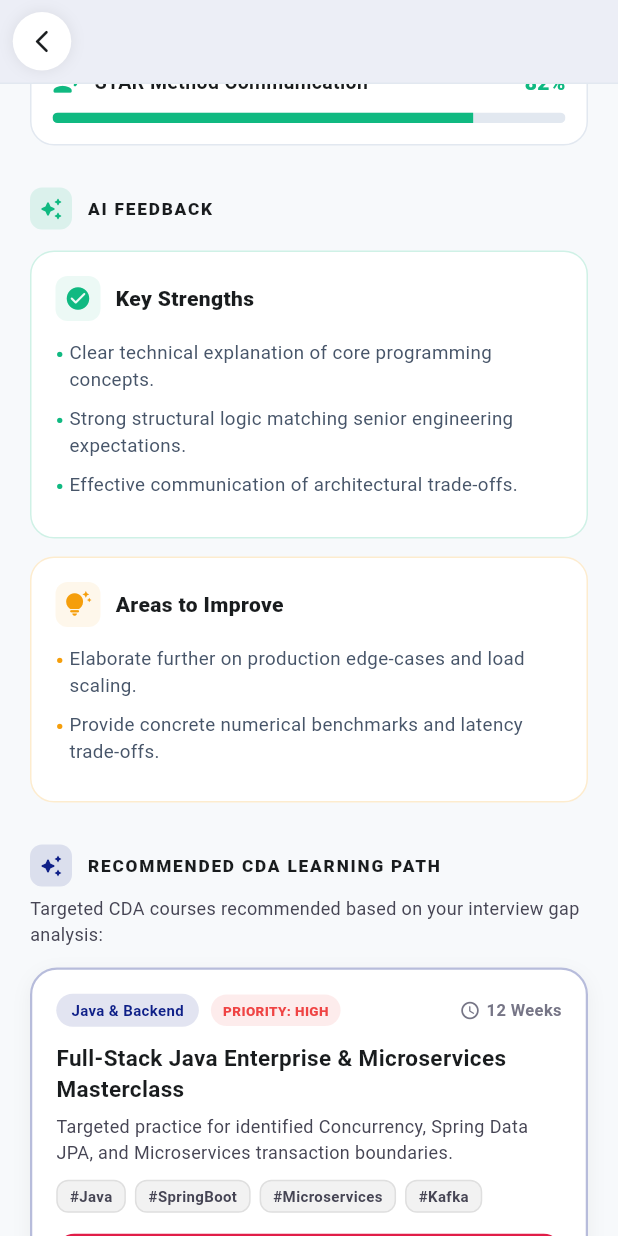
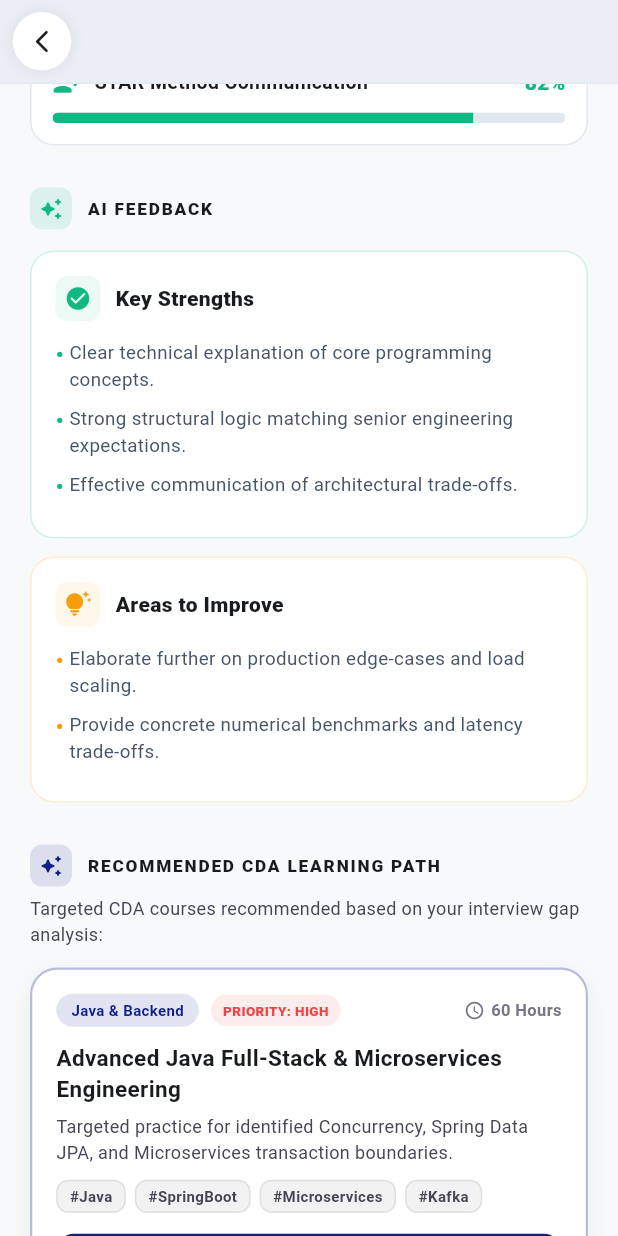
Before and after one commit to Unmesh-12634/CDA_Mobile, a Flutter app: the InterviewAnalysisScreen screen opened directly with empty values, scrolled down 576 dp, on a phone screen of 412 x 824 dp. Run offline on Flutter 3.47's test engine with Material 3 defaults, Android fonts, the phone set to English and light mode, and no system bars; our stand-ins replace audioplayers, dio, file_picker, flutter_local_notifications, flutter_riverpod, flutter_secure_storage and 12 more; accounts and stored records are empty; network calls fail.

Commit message:
feat(interview): implement genuine rubric evaluation, cda_courses database catalog and personalized course recommendations (v2.1.0)

```diff
--- a/frontend/lib/features/interview/presentation/screens/interview_analysis_screen.dart
+++ b/frontend/lib/features/interview/presentation/screens/interview_analysis_screen.dart
@@ -273,25 +273,25 @@ class _InterviewAnalysisScreenState extends ConsumerState<InterviewAnalysisScree
                   ),
                   const SizedBox(height: 14),
 
-                  ...((data['cda_learning_recommendations'] as List?) ?? [
+                  ...((data['recommended_courses'] as List?) ?? (data['cda_learning_recommendations'] as List?) ?? [
                     {
-                      'course_id': 'c0000000-0000-0000-0000-000000000001',
-                      'title': 'Full-Stack Java Enterprise & Microservices Masterclass',
+                      'course_id': 'c001',
+                      'title': 'Advanced Java Full-Stack & Microservices Engineering',
                       'category': 'Java & Backend',
                       'reason': 'Targeted practice for identified Concurrency, Spring Data JPA, and Microservices transaction boundaries.',
                       'priority': 'HIGH',
-                      'cda_learning_url': 'https://www.youtube.com/watch?v=Uf6PXnagtsg',
-                      'estimated_duration': '12 Weeks',
+                      'cda_learning_url': 'https://cranesvarsity.com/courses/advanced-java-fullstack',
+                      'estimated_duration': '60 Hours',
                       'tags': ['#Java', '#SpringBoot', '#Microservices', '#Kafka'],
                     },
                     {
-                      'course_id': 'c0000000-0000-0000-0000-000000000002',
-                      'title': 'System Design: Microservices, Distributed Caching & Sharding',
+                      'course_id': 'c003',
+                      'title': 'Distributed Systems & High-Concurrency Backend Masterclass',
                       'category': 'System Design',
-                      'reason': 'Production readiness optimization for distributed systems and horizontal scaling.',
+                      'reason': 'Production readiness optimization for distributed systems, Redis caching, and horizontal scaling.',
                       'priority': 'HIGH',
-                      'cda_learning_url': 'https://www.youtube.com/watch?v=Uf6PXnagtsg',
-                      'estimated_duration': '8 Weeks',
+                      'cda_learning_url': 'https://cranesvarsity.com/courses/distributed-systems-masterclass',
+                      'estimated_duration': '50 Hours',
                       'tags': ['#SystemDesign', '#DistributedSystems', '#Redis', '#AWS'],
                     },
                   ]).map((rec) {
@@ -300,9 +300,12 @@ class _InterviewAnalysisScreenState extends ConsumerState<InterviewAnalysisScree
                     final category = (recMap['category'] as String?) ?? 'Engineering';
                     final reason = (recMap['reason'] as String?) ?? 'Fills technical gap identified during interview.';
                     final priority = (recMap['priority'] as String?) ?? 'HIGH';
-                    final url = (recMap['cda_learning_url'] as String?) ?? 'https://www.youtube.com/watch?v=Uf6PXnagtsg';
-                    final duration = (recMap['estimated_duration'] as String?) ?? '12 Weeks';
-                    final List<String> tags = (recMap['tags'] as List?)?.map((t) => t.toString()).toList() ?? ['#CDA', '#TechMastery'];
+                    final url = (recMap['cda_learning_url'] as String?) ?? (recMap['course_url'] as String?) ?? 'https://cranesvarsity.com';
+                    final duration = (recMap['estimated_duration'] as String?) ?? '${recMap['duration_hours'] ?? 40} Hours';
+                    final List<String> tags = (recMap['tags'] as List?)?.map((t) => t.toString()).toList() ??
+                        ((recMap['skills_covered'] as List?)?.map((s) => '#$s').toList() ?? ['#CDA', '#TechMastery']);
+
+                    final isYouTube = url.contains('youtube.com') || url.contains('youtu.be');
 
                     return Container(
                       margin: const EdgeInsets.only(bottom: 12),
@@ -401,16 +404,16 @@ class _InterviewAnalysisScreenState extends ConsumerState<InterviewAnalysisScree
                             width: double.infinity,
                             child: ElevatedButton.icon(
                               style: ElevatedButton.styleFrom(
-                                backgroundColor: const Color(0xFFE11D48),
+                                backgroundColor: isYouTube ? const Color(0xFFE11D48) : AppColors.primary,
                                 foregroundColor: Colors.white,
                                 padding: const EdgeInsets.symmetric(vertical: 12),
                                 shape: RoundedRectangleBorder(borderRadius: BorderRadius.circular(12)),
                                 elevation: 0,
                               ),
-                              icon: const Icon(Icons.play_circle_filled_rounded, size: 18),
-                              label: const Text(
-                                'WATCH MASTERCLASS ON YOUTUBE',
-                                style: TextStyle(fontSize: 12, fontWeight: FontWeight.bold, letterSpacing: 0.5),
+                              icon: Icon(isYouTube ? Icons.play_circle_filled_rounded : Icons.school_rounded, size: 18),
+                              label: Text(
+                                isYouTube ? 'WATCH MASTERCLASS ON YOUTUBE' : 'EXPLORE CDA COURSE & SYLLABUS',
+                                style: const TextStyle(fontSize: 12, fontWeight: FontWeight.bold, letterSpacing: 0.5),
                               ),
                               onPressed: () async {
                                 final uri = Uri.parse(url);
@@ -418,11 +421,9 @@ class _InterviewAnalysisScreenState extends ConsumerState<InterviewAnalysisScree
                                   await launchUrl(uri, mode: LaunchMode.externalApplication);
                                 } catch (e) {
                                   if (context.mounted) {
-                                    ScaffoldMessenger.of(context).showSnackBar(SnackBar(
-                                      content: Text('Could not open link: $url'),
-                                      backgroundColor: Colors.redAccent,
-                                      behavior: SnackBarBehavior.floating,
-                                    ));
+                                    ScaffoldMessenger.of(context).showSnackBar(
+                                      SnackBar(content: Text('Could not open $url')),
+                                    );
                                   }
                                 }
                               },
--- a/frontend/pubspec.yaml
+++ b/frontend/pubspec.yaml
@@ -1,7 +1,7 @@
 name: cda_student_app
 description: "CDA (Cranes Digital Academy) Student Mobile Application"
 publish_to: 'none'
-version: 2.0.9+17
+version: 2.1.0+18
 
 
 
```
Also changed, not shown: frontend/lib/features/interview/data/ai_interview_service.dart (+134 -12 lines), frontend/lib/features/interview/data/models/ai_interview_models.dart (+11 -0 lines), 1 other file.
